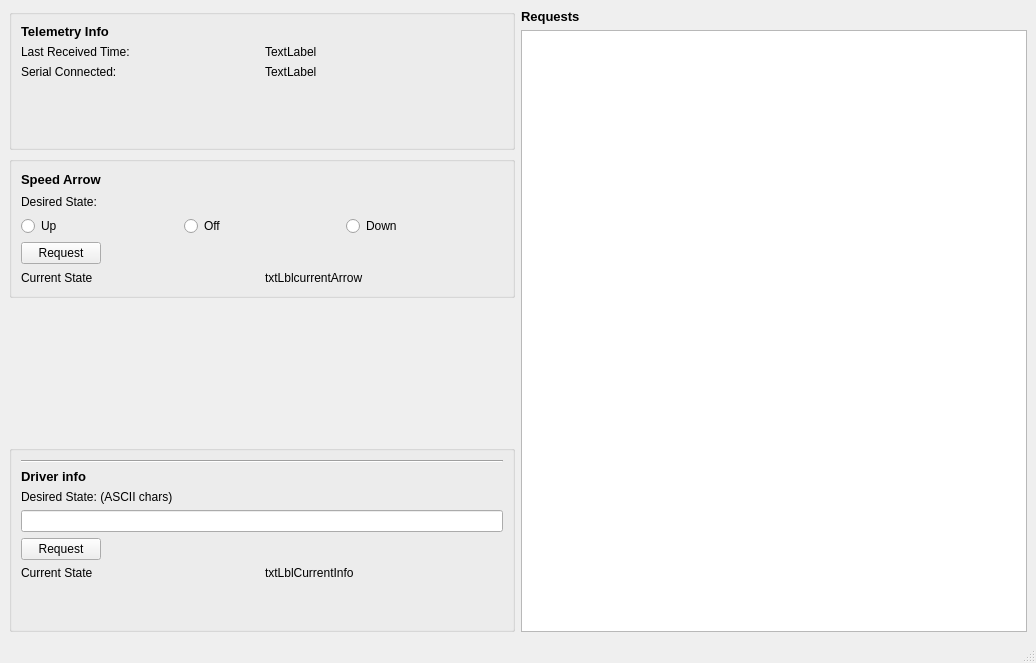
This is qt5designer/MainWindow.ui in SolarEnergyRacers/chase_car_telemetry as Qt 5 draws it before an edit. The edited form follows.
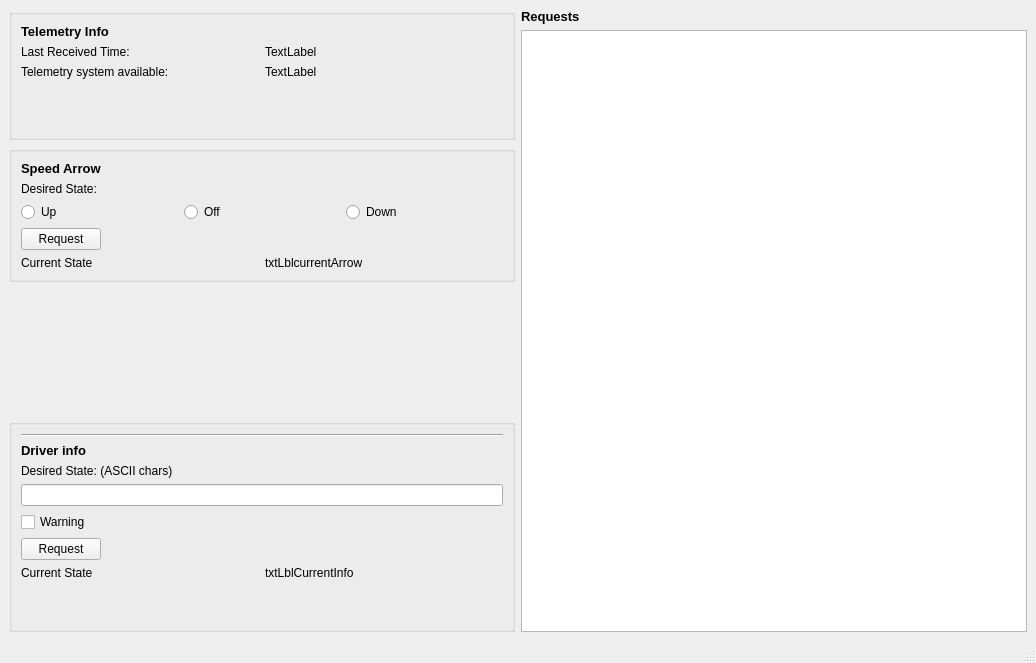
This is the edited form. Icons and pictures are not drawn.

Commit message:
Added UI and comm handler interaction
- UI and comm handler interaction
- Added Warning Checkbox to DriverInfo prompt

```diff
--- a/qt5designer/MainWindow.ui
+++ b/qt5designer/MainWindow.ui
@@ -29,7 +29,7 @@
          <item row="2" column="0">
           <widget class="QLabel" name="label_13">
            <property name="text">
-            <string>Serial Connected:</string>
+            <string>Telemetry system available:</string>
            </property>
           </widget>
          </item>
@@ -224,6 +224,13 @@
            </property>
           </widget>
          </item>
+         <item>
+          <widget class="QCheckBox" name="cbInfoWarning">
+           <property name="text">
+            <string>Warning</string>
+           </property>
+          </widget>
+         </item>
          <item>
           <widget class="QPushButton" name="btnInfoRequest">
            <property name="sizePolicy">
```
Left out of the diff: 3 changed lines with no effect on the pictures. The commit also changes 6 other files.
